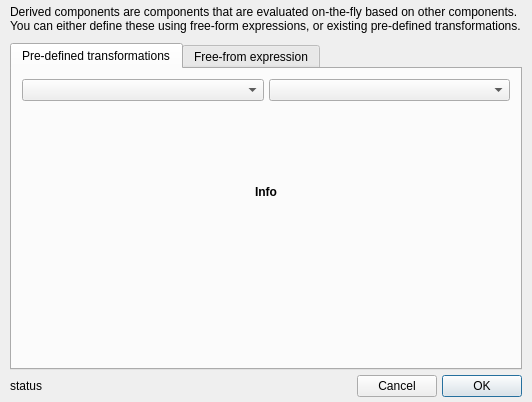
Old version of the form glue/dialogs/component_manager/qt/equation_editor.ui in the repository glue-viz/glue.
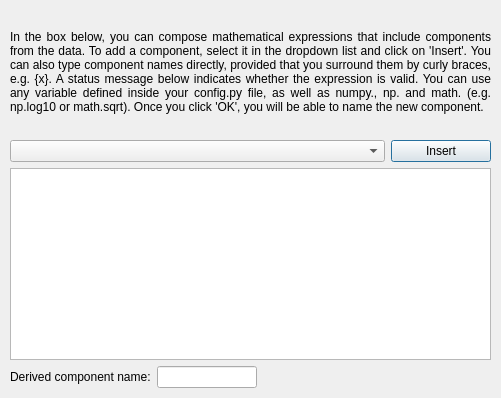
New version of the form. Custom widgets are drawn as their Qt base class.

Commit message: Split code into equation editor and functional derived component editor

The edit to the form file:
```diff
--- a/glue/dialogs/component_manager/qt/equation_editor.ui
+++ b/glue/dialogs/component_manager/qt/equation_editor.ui
@@ -6,157 +6,13 @@
    <rect>
     <x>0</x>
     <y>0</y>
-    <width>532</width>
-    <height>402</height>
+    <width>501</width>
+    <height>398</height>
    </rect>
   </property>
   <property name="windowTitle">
    <string>Derived Component Editor</string>
   </property>
-  <layout class="QVBoxLayout" name="verticalLayout">
-   <property name="spacing">
-    <number>5</number>
-   </property>
-   <property name="sizeConstraint">
-    <enum>QLayout::SetDefaultConstraint</enum>
-   </property>
-   <property name="leftMargin">
-    <number>10</number>
-   </property>
-   <property name="topMargin">
-    <number>5</number>
-   </property>
-   <property name="rightMargin">
-    <number>10</number>
-   </property>
-   <property name="bottomMargin">
-    <number>5</number>
-   </property>
-   <item>
-    <widget class="QLabel" name="label_2">
-     <property name="text">
-      <string>Derived components are components that are evaluated on-the-fly based on other components. You can either define these using free-form expressions, or existing pre-defined transformations.</string>
-     </property>
-     <property name="wordWrap">
-      <bool>true</bool>
-     </property>
-    </widget>
-   </item>
-   <item>
-    <spacer name="verticalSpacer">
-     <property name="orientation">
-      <enum>Qt::Vertical</enum>
-     </property>
-     <property name="sizeType">
-      <enum>QSizePolicy::Fixed</enum>
-     </property>
-     <property name="sizeHint" stdset="0">
-      <size>
-       <width>10</width>
-       <height>5</height>
-      </size>
-     </property>
-    </spacer>
-   </item>
-   <item>
-    <widget class="QTabWidget" name="tab">
-     <property name="currentIndex">
-      <number>0</number>
-     </property>
-     <widget class="QWidget" name="tab_predefined">
-      <attribute name="title">
-       <string>Pre-defined transformations</string>
-      </attribute>
-      <layout class="QVBoxLayout" name="verticalLayout_3">
-       <property name="spacing">
-        <number>5</number>
-       </property>
-       <property name="leftMargin">
-        <number>10</number>
-       </property>
-       <property name="topMargin">
-        <number>10</number>
-       </property>
-       <property name="rightMargin">
-        <number>10</number>
-       </property>
-       <property name="bottomMargin">
-        <number>10</number>
-       </property>
-       <item>
-        <layout class="QHBoxLayout" name="horizontalLayout_2">
-         <item>
-          <widget class="QComboBox" name="combosel_category"/>
-         </item>
-         <item>
-          <widget class="QComboBox" name="combosel_function"/>
-         </item>
-        </layout>
-       </item>
-       <item>
-        <spacer name="verticalSpacer_4">
-         <property name="orientation">
-          <enum>Qt::Vertical</enum>
-         </property>
-         <property name="sizeHint" stdset="0">
-          <size>
-           <width>20</width>
-           <height>40</height>
-          </size>
-         </property>
-        </spacer>
-       </item>
-       <item>
-        <widget class="QLabel" name="label_info">
-         <property name="font">
-          <font>
-           <weight>75</weight>
-           <bold>true</bold>
-          </font>
-         </property>
-         <property name="text">
-          <string>Info</string>
-         </property>
-         <property name="alignment">
-          <set>Qt::AlignCenter</set>
-         </property>
-        </widget>
-       </item>
-       <item>
-        <spacer name="verticalSpacer_3">
-         <property name="orientation">
-          <enum>Qt::Vertical</enum>
-         </property>
-         <property name="sizeHint" stdset="0">
-          <size>
-           <width>20</width>
-           <height>40</height>
-          </size>
-         </property>
-        </spacer>
-       </item>
-       <item>
-        <layout class="QGridLayout" name="layout_inout"/>
-       </item>
-       <item>
-        <spacer name="verticalSpacer_2">
-         <property name="orientation">
-          <enum>Qt::Vertical</enum>
-         </property>
-         <property name="sizeHint" stdset="0">
-          <size>
-           <width>20</width>
-           <height>40</height>
-          </size>
-         </property>
-        </spacer>
-       </item>
-      </layout>
-     </widget>
-     <widget class="QWidget" name="tab_freeform">
-      <attribute name="title">
-       <string>Free-from expression</string>
-      </attribute>
       <layout class="QVBoxLayout" name="verticalLayout_2">
        <property name="leftMargin">
         <number>10</number>
@@ -250,51 +106,6 @@
             </size>
            </property>
           </spacer>
-         </item>
-        </layout>
-       </item>
-      </layout>
-     </widget>
-    </widget>
-   </item>
-   <item>
-    <layout class="QHBoxLayout" name="horizontalLayout">
-     <item>
-      <widget class="QLabel" name="label_status">
-       <property name="text">
-        <string>status</string>
-       </property>
-      </widget>
-     </item>
-     <item>
-      <spacer name="horizontalSpacer">
-       <property name="orientation">
-        <enum>Qt::Horizontal</enum>
-       </property>
-       <property name="sizeHint" stdset="0">
-        <size>
-         <width>40</width>
-         <height>20</height>
-        </size>
-       </property>
-      </spacer>
-     </item>
-     <item>
-      <widget class="QPushButton" name="button_cancel">
-       <property name="text">
-        <string>Cancel</string>
-       </property>
-      </widget>
-     </item>
-     <item>
-      <widget class="QPushButton" name="button_ok">
-       <property name="text">
-        <string>OK</string>
-       </property>
-       <property name="default">
-        <bool>true</bool>
-       </property>
-      </widget>
      </item>
     </layout>
    </item>
```
Lines whose indentation alone changed are shown as unchanged. The commit also changes 3 other files.
